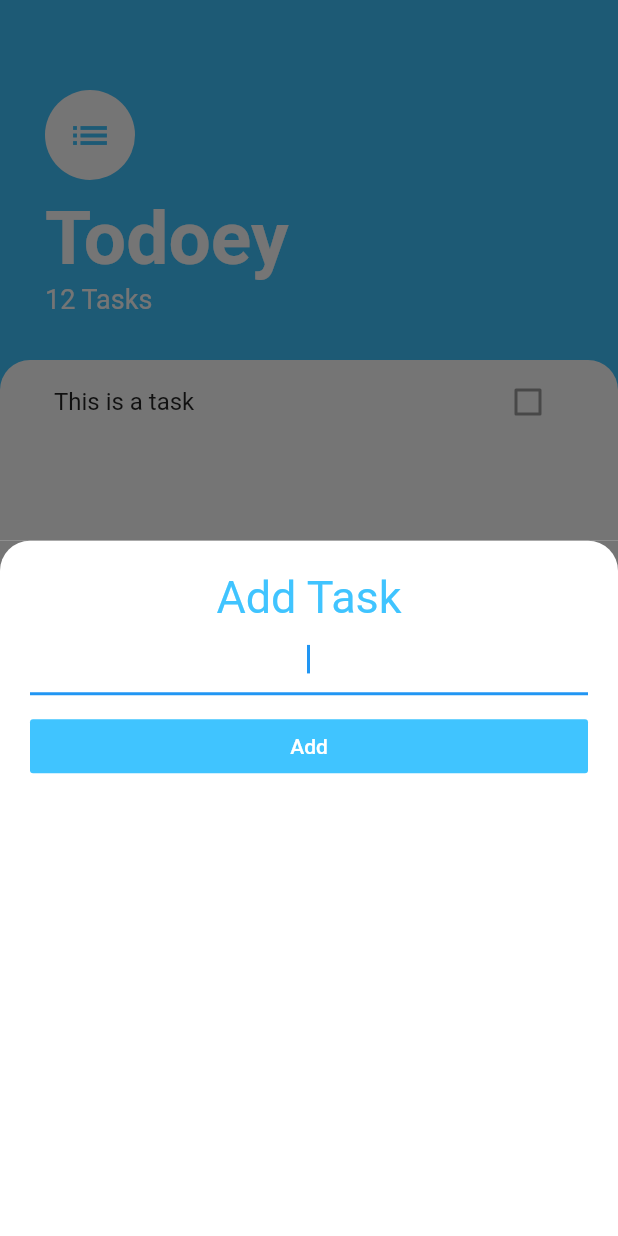
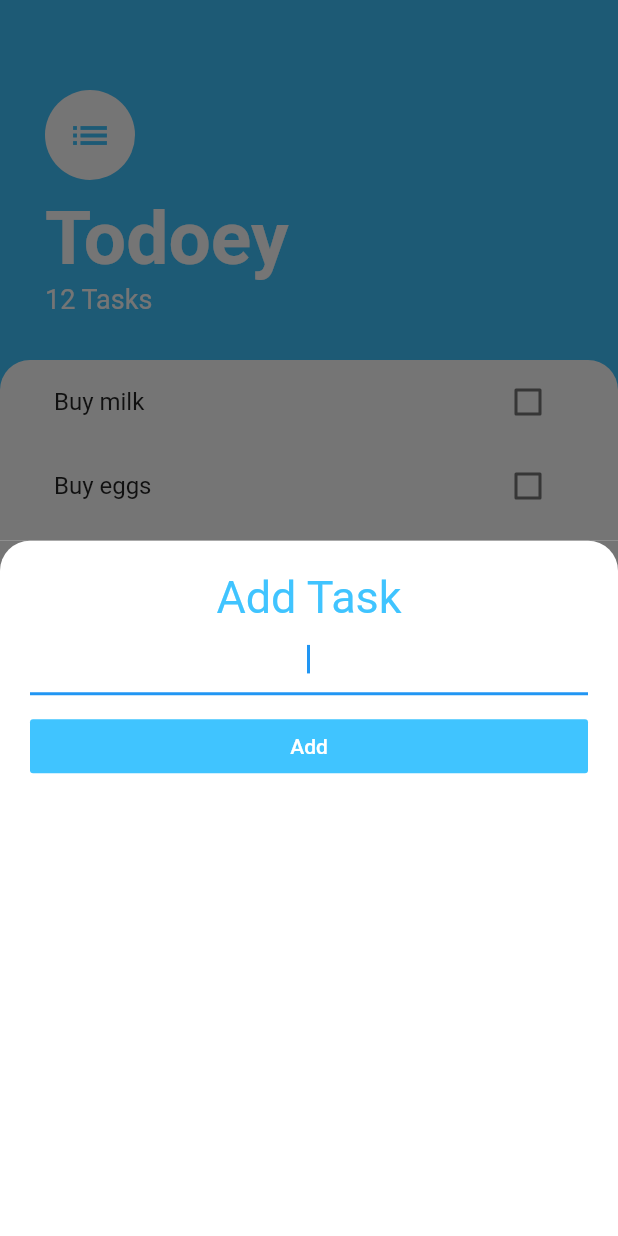
Before and after one commit to tadeumendonca/flutter-bootcamp-with-dart, a Flutter app: the screen it shows after launch, after a tap on the "add" icon, on a phone screen of 412 x 824 dp. Run offline on Flutter 3.47's test engine with Material 2 defaults, Android fonts, the phone set to English and light mode, and no system bars; our stand-ins replace animated_text_kit, audioplayers, cloud_firestore, firebase_auth, flutter_spinkit, font_awesome_flutter and 2 more; accounts and stored records are empty.

Commit message:
Task States

```diff
--- /dev/null
+++ b/todoey_app/lib/models/task.dart
@@ -0,0 +1,12 @@
+import 'package:flutter/cupertino.dart';
+
+class Task {
+  final String name;
+  bool isDone;
+
+  Task({@required this.name, this.isDone = false});
+
+  void toggleDone() {
+    isDone = !isDone;
+  }
+}
--- a/todoey_app/lib/widgets/task_tile.dart
+++ b/todoey_app/lib/widgets/task_tile.dart
@@ -1,17 +1,24 @@
 import 'package:flutter/material.dart';
 
 class TaskTile extends StatelessWidget {
-  final String title;
-  final bool checked;
+  final bool isChecked;
+  final String taskTitle;
+  final Function checkboxCallback;
 
-  TaskTile({this.title, this.checked});
+  TaskTile({this.isChecked, this.taskTitle, this.checkboxCallback});
 
   @override
   Widget build(BuildContext context) {
     return ListTile(
-      title: Text(title),
+      title: Text(
+        taskTitle,
+        style: TextStyle(
+            decoration: isChecked ? TextDecoration.lineThrough : null),
+      ),
       trailing: Checkbox(
-        value: checked,
+        activeColor: Colors.lightBlueAccent,
+        value: isChecked,
+        onChanged: checkboxCallback,
       ),
     );
   }
--- a/todoey_app/lib/widgets/tasks_list.dart
+++ b/todoey_app/lib/widgets/tasks_list.dart
@@ -1,16 +1,31 @@
 import 'package:flutter/material.dart';
 import 'package:todoeyapp/widgets/task_tile.dart';
+import 'package:todoeyapp/models/task.dart';
 
-class TasksList extends StatelessWidget {
+class TasksList extends StatefulWidget {
+  @override
+  _TasksListState createState() => _TasksListState();
+}
+
+class _TasksListState extends State<TasksList> {
+  List<Task> tasks = [
+    Task(name: 'Buy milk'),
+    Task(name: 'Buy eggs'),
+  ];
+
   @override
   Widget build(BuildContext context) {
-    return ListView(
-      children: <Widget>[
-        TaskTile(
-          title: 'This is a task',
-          checked: false,
-        ),
-      ],
-    );
+    return ListView.builder(
+        itemCount: tasks.length,
+        itemBuilder: (context, index) {
+          return TaskTile(
+              taskTitle: tasks[index].name,
+              isChecked: tasks[index].isDone,
+              checkboxCallback: (currentState) {
+                setState(() {
+                  tasks[index].toggleDone();
+                });
+              });
+        });
   }
 }
```
